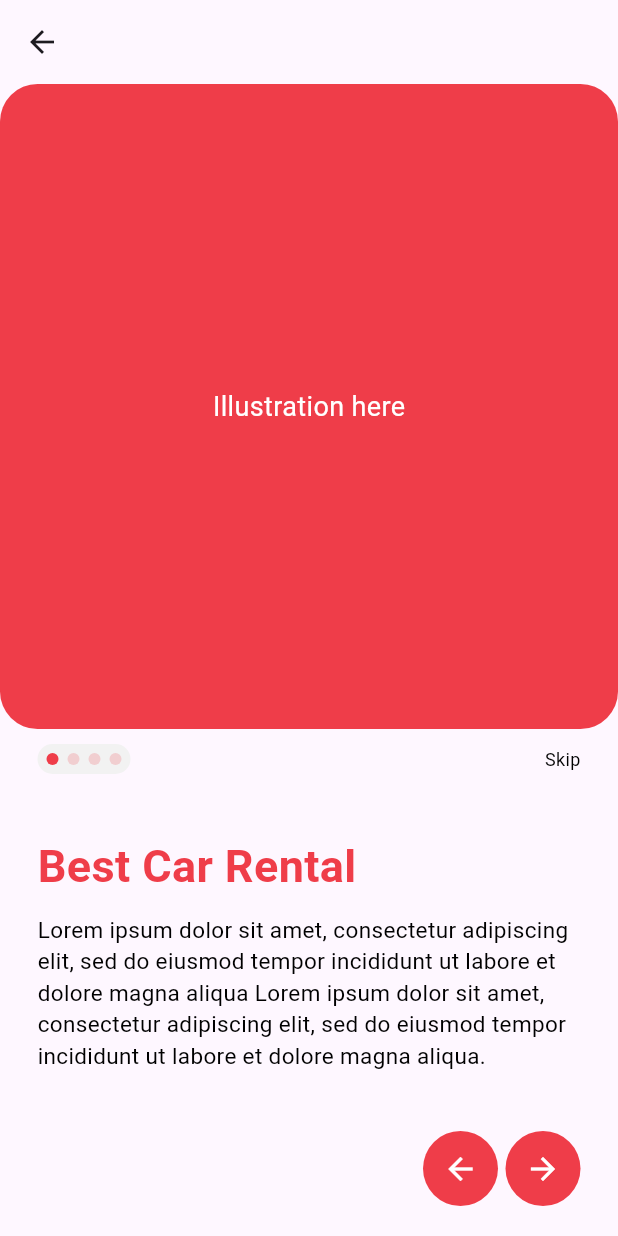
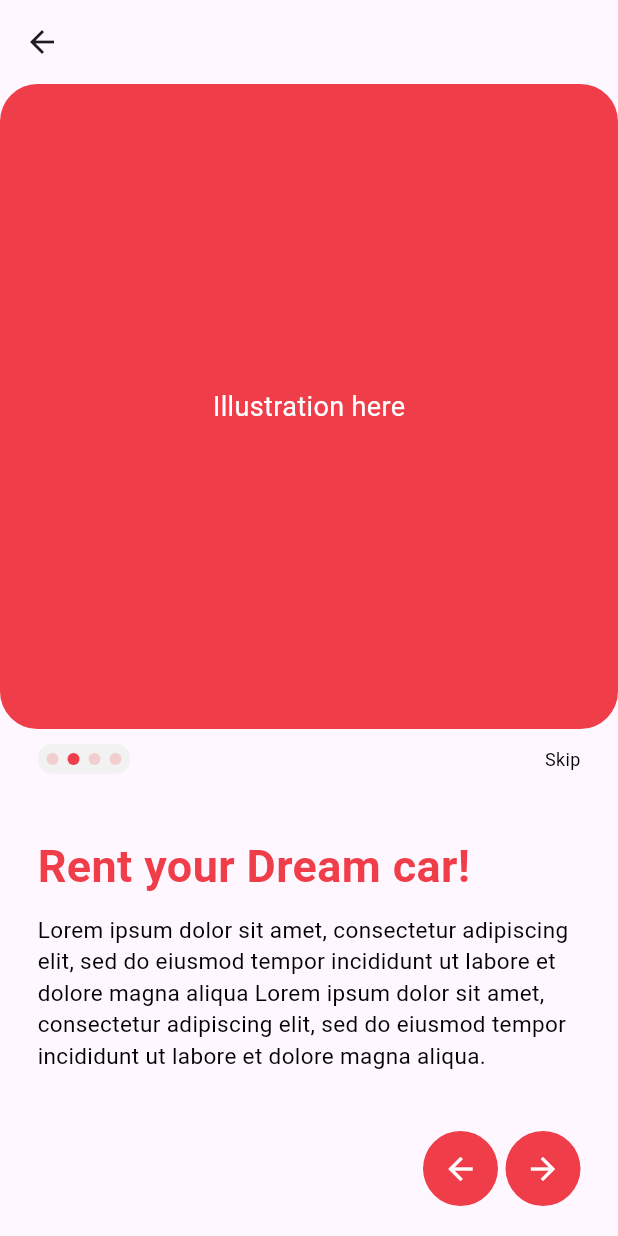
Before and after one commit to Shaliniyadav8130/CarRental_App, a Flutter app: the OnboardScreen screen opened directly, after a tap on the "arrow forward" icon, on a phone screen of 412 x 824 dp. Run offline on Flutter 3.47's test engine with Material 2 defaults, Android fonts, the phone set to English and light mode, and no system bars; our stand-ins replace get, velocity_x.

```diff
--- /dev/null
+++ b/lib/MobileScreens/OnboardScreens/OnboardScreen1.dart
@@ -0,0 +1,93 @@
+import 'package:carrental/MobileScreens/OnboardScreens/OnboardScreen2.dart';
+import 'package:carrental/MobileScreens/OnboardScreens/OnboardWidgets/Illustration.dart';
+import 'package:carrental/MobileScreens/OnboardScreens/OnboardWidgets/PageDotWidget.dart';
+import 'package:carrental/MobileScreens/OnboardScreens/OnboardWidgets/ScreenArrow.dart';
+import 'package:carrental/MobileScreens/OnboardScreens/OnboardWidgets/Text.dart';
+import 'package:flutter/material.dart';
+import 'package:flutter/cupertino.dart';
+
+class OnboardScreen extends StatefulWidget {
+  @override
+  _OnboardScreenState createState() => _OnboardScreenState();
+}
+
+class _OnboardScreenState extends State<OnboardScreen> {
+  @override
+  Widget build(BuildContext context) {
+    return Scaffold(
+      appBar: AppBar(
+      ),
+      body: Column(
+        children: [
+          Expanded(
+            child: Column(
+              children: [
+                OnboardScreenWidget(iconImagePath: "assets/images/Google.png"),
+
+                SizedBox(height:10),
+
+                Row(
+                  mainAxisAlignment: MainAxisAlignment.spaceBetween,
+                  children: [
+                    Padding(padding: EdgeInsets.only(left:25),
+                    child:PageDotWidget(color1: Color(0xffEF3D49), color2: Color(0x33EF3D49), color3: Color(0x33EF3D49), color4: Color(0x33EF3D49)),
+                    ),
+
+                    Padding(padding: EdgeInsets.only(right:25),
+                     child:Text("Skip",style: TextStyle(color: Colors.black,fontSize: 12),),
+                    ),
+
+
+                    //SizedBox(width:25),
+
+                  ],
+                ),
+
+                SizedBox(height: 40),
+
+                TextWidget(
+                  Headingtext: "Best Car Rental",
+                  Subtext:
+                  "Lorem ipsum dolor sit amet, consectetur adipiscing elit, sed do eiusmod tempor incididunt ut labore et dolore magna aliqua Lorem ipsum dolor sit amet, consectetur adipiscing elit, sed do eiusmod tempor incididunt ut labore et dolore magna aliqua.",
+                ),
+              ],
+            ),
+          ),
+
+          SizedBox(height:40),
+
+          Row(
+            mainAxisAlignment: MainAxisAlignment.end, // Center the buttons horizontally
+            children: [
+              CircularButton(
+                icon: Icons.arrow_back,
+                color1: Color(0x33EF3D49),
+                onPressed: () {
+                  // Add your backward arrow button logic here
+                },
+              ),
+
+              SizedBox(width: 5),
+
+              CircularButton(
+                icon: Icons.arrow_forward,
+                color1: Color(0xffEF3D49),
+                onPressed: () {
+                  Navigator.push(context,
+                      CupertinoPageRoute(builder: (context) => OnboardScreen2()
+                      ));
+                },
+              ),
+
+              SizedBox(width: 25),
+
+            ],
+          ),
+
+          SizedBox(height:20),
+
+        ],
+      ),
+    );
+  }
+}
--- a/lib/MobileScreens/OnboardScreens/OnboardScreen.dart
+++ b/lib/MobileScreens/OnboardScreens/OnboardScreen2.dart
@@ -1,15 +1,18 @@
+import 'package:carrental/MobileScreens/OnboardScreens/OnboardScreen1.dart';
+import 'package:carrental/MobileScreens/OnboardScreens/OnboardScreen3.dart';
 import 'package:carrental/MobileScreens/OnboardScreens/OnboardWidgets/Illustration.dart';
 import 'package:carrental/MobileScreens/OnboardScreens/OnboardWidgets/PageDotWidget.dart';
 import 'package:carrental/MobileScreens/OnboardScreens/OnboardWidgets/ScreenArrow.dart';
 import 'package:carrental/MobileScreens/OnboardScreens/OnboardWidgets/Text.dart';
 import 'package:flutter/material.dart';
+import 'package:flutter/cupertino.dart';
 
-class OnboardScreen extends StatefulWidget {
+class OnboardScreen2 extends StatefulWidget {
   @override
-  _OnboardScreenState createState() => _OnboardScreenState();
+  _OnboardScreen2State createState() => _OnboardScreen2State();
 }
 
-class _OnboardScreenState extends State<OnboardScreen> {
+class _OnboardScreen2State extends State<OnboardScreen2> {
   @override
   Widget build(BuildContext context) {
     return Scaffold(
@@ -28,11 +31,11 @@ class _OnboardScreenState extends State<OnboardScreen> {
                   mainAxisAlignment: MainAxisAlignment.spaceBetween,
                   children: [
                     Padding(padding: EdgeInsets.only(left:25),
-                    child:PageDotWidget(color1: Color(0xffEF3D49), color2: Color(0x33EF3D49), color3: Color(0x33EF3D49), color4: Color(0x33EF3D49)),
+                      child:PageDotWidget(color1: Color(0x33EF3D49), color2: Color(0xffEF3D49), color3: Color(0x33EF3D49), color4: Color(0x33EF3D49)),
                     ),
 
                     Padding(padding: EdgeInsets.only(right:25),
-                     child:Text("Skip",style: TextStyle(color: Colors.black,fontSize: 12),),
+                      child:Text("Skip",style: TextStyle(color: Colors.black,fontSize: 12),),
                     ),
 
 
@@ -44,7 +47,7 @@ class _OnboardScreenState extends State<OnboardScreen> {
                 SizedBox(height: 40),
 
                 TextWidget(
-                  Headingtext: "Best Car Rental",
+                  Headingtext: "Rent your Dream car!",
                   Subtext:
                   "Lorem ipsum dolor sit amet, consectetur adipiscing elit, sed do eiusmod tempor incididunt ut labore et dolore magna aliqua Lorem ipsum dolor sit amet, consectetur adipiscing elit, sed do eiusmod tempor incididunt ut labore et dolore magna aliqua.",
                 ),
@@ -59,8 +62,11 @@ class _OnboardScreenState extends State<OnboardScreen> {
             children: [
               CircularButton(
                 icon: Icons.arrow_back,
+                 color1:Color(0xffEF3D49),
                 onPressed: () {
-                  // Add your backward arrow button logic here
+                  Navigator.push(context,
+                      CupertinoPageRoute(builder: (context) => OnboardScreen()
+                      ));
                 },
               ),
 
@@ -68,8 +74,11 @@ class _OnboardScreenState extends State<OnboardScreen> {
 
               CircularButton(
                 icon: Icons.arrow_forward,
+                color1:Color(0xffEF3D49),
                 onPressed: () {
-                  // Add your forward arrow button logic here
+                  Navigator.push(context,
+                      CupertinoPageRoute(builder: (context) => OnboardScreen3()
+                      ));
                 },
               ),
 
--- a/lib/MobileScreens/OnboardScreens/OnboardWidgets/ScreenArrow.dart
+++ b/lib/MobileScreens/OnboardScreens/OnboardWidgets/ScreenArrow.dart
@@ -2,9 +2,10 @@ import 'package:flutter/material.dart';
 
 class CircularButton extends StatelessWidget {
   final IconData icon;
+  final Color color1;
   final VoidCallback onPressed;
 
-  CircularButton({required this.icon, required this.onPressed});
+  CircularButton({required this.icon, required this.color1,required this.onPressed,});
 
   @override
   Widget build(BuildContext context) {
@@ -15,7 +16,7 @@ class CircularButton extends StatelessWidget {
         height: 50.0,
         decoration: BoxDecoration(
           shape: BoxShape.circle,
-          color: Color(0xffEF3D49), // Customize the button color as needed
+          color: color1, // Customize the button color as needed
         ),
         child: Center(
           child: Icon(
--- a/lib/MobileScreens/UserLogin/Login.dart
+++ b/lib/MobileScreens/UserLogin/Login.dart
@@ -1,4 +1,4 @@
-import 'package:carrental/MobileScreens/OnboardScreens/OnboardScreen.dart';
+import 'package:carrental/MobileScreens/OnboardScreens/OnboardScreen1.dart';
 import 'package:carrental/MobileScreens/UserRegistration/Signup.dart';
 import 'package:carrental/MobileScreens/UserRegistration/widgets/ButtonWidget.dart';
 import 'package:carrental/MobileScreens/UserRegistration/widgets/OrWidget.dart';
--- a/lib/MobileScreens/UserRegistration/Signup.dart
+++ b/lib/MobileScreens/UserRegistration/Signup.dart
@@ -1,4 +1,4 @@
-import 'package:carrental/MobileScreens/OnboardScreens/OnboardScreen.dart';
+import 'package:carrental/MobileScreens/OnboardScreens/OnboardScreen1.dart';
 import 'package:carrental/MobileScreens/UserLogin/Login.dart';
 import 'package:carrental/MobileScreens/UserRegistration/widgets/ButtonWidget.dart';
 import 'package:carrental/MobileScreens/UserRegistration/widgets/OrWidget.dart';
--- a/lib/MobileScreens/UserRegistration/widgets/TextFormFieldWidget.dart
+++ b/lib/MobileScreens/UserRegistration/widgets/TextFormFieldWidget.dart
@@ -7,11 +7,13 @@ class TextFormFieldWidget extends StatelessWidget{
   final TextEditingController controller;
   final String hintText;
   final bool obscureText;
+  final int? maxLines;
 
   TextFormFieldWidget({
     required this.controller,
     required this.hintText,
     this.obscureText = false,
+    this.maxLines,
 
   });
 
@@ -24,6 +26,7 @@ class TextFormFieldWidget extends StatelessWidget{
       ),
       child: TextFormField(
         controller: controller,
+        maxLines: maxLines,
         obscureText: obscureText,
         decoration: InputDecoration(
           hintText: hintText,
--- a/pubspec.yaml
+++ b/pubspec.yaml
@@ -64,6 +64,7 @@ flutter:
   # To add assets to your application, add an assets section, like this:
   assets:
     - assets/images/
+    - assets/images/home
   #   - images/a_dot_ham.jpeg
 
   # An image asset can refer to one or more resolution-specific "variants", see
```
Also changed, not shown: lib/MobileScreens/AdditionalInformation/AdditionalInformation.dart (added, +101 -0 lines), lib/MobileScreens/OnboardScreens/OnboardScreen3.dart (added, +96 -0 lines), lib/MobileScreens/OnboardScreens/OnboardScreen4.dart (added, +93 -0 lines), lib/main.dart (+3 -26 lines), assets/images/home/Car.png (added), assets/images/home/Coupe.png (added), assets/images/home/Featured.png (added), assets/images/home/Hatchback.png (added), assets/images/home/Premium.png (added), assets/images/home/Sports.png (added), assets/images/home/Verified.png (added), assets/images/home/jaguar 1.png (added), pubspec.lock.
